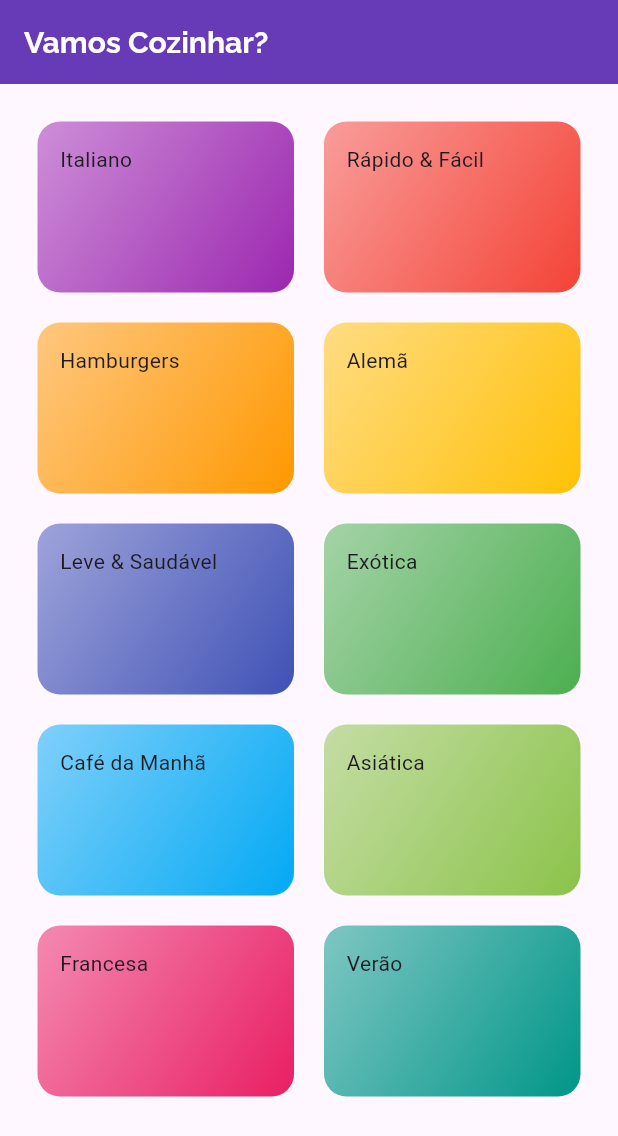
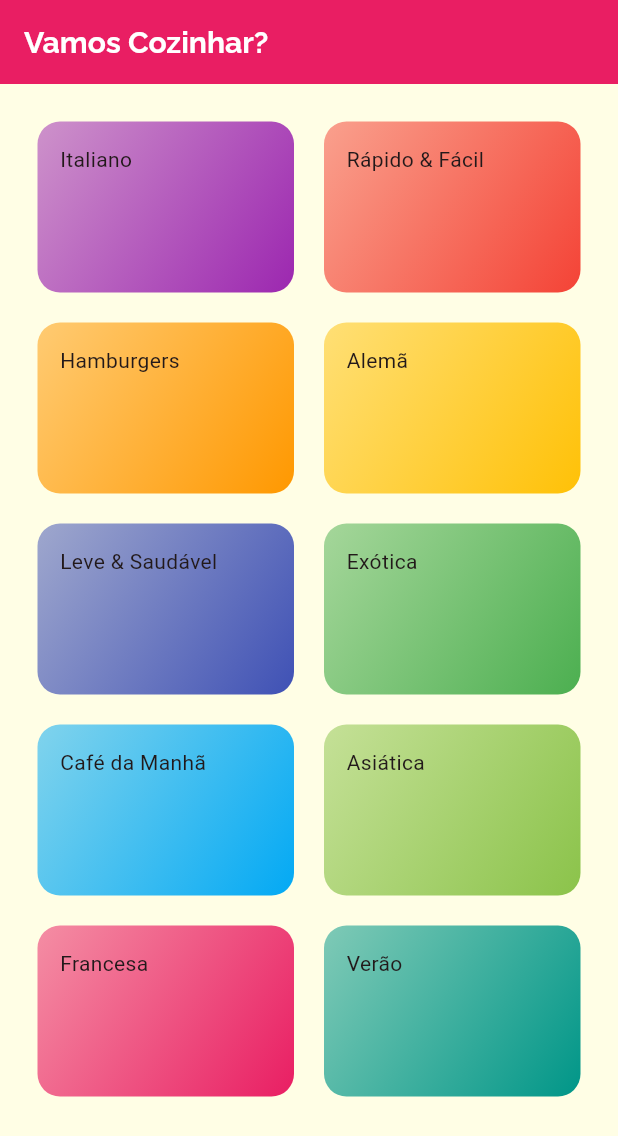
Before and after one commit to Dithan/meals, a Flutter app: the screen it shows after launch, on a phone screen of 412 x 824 dp. Shown: the top 1136 px of the screen. Run offline on Flutter 3.47's test engine with Material 3 defaults, Android fonts, the phone set to English and light mode, and no system bars; our stand-ins replace google_fonts.

Commit message:
Feat/Refactor: Nova organização e rotas

```diff
--- a/lib/main.dart
+++ b/lib/main.dart
@@ -1,54 +1,12 @@
 import 'package:flutter/material.dart';
+import 'package:meals/screens/categories_meals_screen.dart';
 import 'package:meals/screens/categories_screen.dart';
-import 'package:google_fonts/google_fonts.dart';
+import 'package:meals/theme/theme_data.dart';
+import 'package:meals/utils/app_routes.dart';
 
 void main() {
   runApp(const MyApp());
 }
-
-final ThemeData appTheme = ThemeData(
-  colorScheme: ColorScheme.fromSeed(seedColor: Colors.deepPurple),
-  useMaterial3: true,
-  textTheme: TextTheme(
-    // Títulos
-    headlineLarge: GoogleFonts.raleway(
-      fontSize: 32,
-      fontWeight: FontWeight.bold,
-    ),
-    headlineMedium: GoogleFonts.raleway(
-      fontSize: 24,
-      fontWeight: FontWeight.w600,
-    ),
-    headlineSmall: GoogleFonts.raleway(
-      fontSize: 20,
-      fontWeight: FontWeight.bold,
-    ),
-    //Textos
-    bodyLarge: GoogleFonts.roboto(
-      fontSize: 16,
-    ),
-    bodyMedium: GoogleFonts.roboto(
-      fontSize: 14,
-    ),
-    bodySmall: GoogleFonts.roboto(
-      fontSize: 12,
-    ),
-  ),
-  appBarTheme: AppBarTheme(
-    backgroundColor: Colors.deepPurple,
-    foregroundColor: Colors.white,
-    titleTextStyle: GoogleFonts.raleway(
-      fontSize: 20,
-      fontWeight: FontWeight.bold,
-      color: Colors.white,
-    ),
-    toolbarTextStyle: GoogleFonts.raleway(
-      fontSize: 18,
-      fontWeight: FontWeight.bold,
-      color: Colors.white,
-    ),
-  ),
-);
 
 class MyApp extends StatelessWidget {
   const MyApp({super.key});
@@ -58,7 +16,10 @@ class MyApp extends StatelessWidget {
     return MaterialApp(
       title: 'Flutter Demo',
       theme: appTheme,
-      home: CategoriesScreen(),
+      routes: {
+        AppRoutes.HOME: (context) => CategoriesScreen(),
+        AppRoutes.CATEGORIES_MEALS: (context) => CategoriesMealsScreen(),
+      },
     );
   }
 }
--- /dev/null
+++ b/lib/theme/theme_data.dart
@@ -0,0 +1,49 @@
+import 'package:flutter/material.dart';
+import 'package:google_fonts/google_fonts.dart';
+
+final ThemeData appTheme = ThemeData(
+  colorScheme: ColorScheme.fromSeed(seedColor: Colors.pink),
+  primaryColor: Colors.pink,
+  useMaterial3: true,
+  canvasColor: Color.fromRGBO(255, 254, 229, 1),
+  scaffoldBackgroundColor: Color.fromRGBO(255, 254, 229, 1),
+  textTheme: TextTheme(
+    // Títulos
+    headlineLarge: GoogleFonts.raleway(
+      fontSize: 32,
+      fontWeight: FontWeight.bold,
+    ),
+    headlineMedium: GoogleFonts.raleway(
+      fontSize: 24,
+      fontWeight: FontWeight.w600,
+    ),
+    headlineSmall: GoogleFonts.raleway(
+      fontSize: 20,
+      fontWeight: FontWeight.bold,
+    ),
+    //Textos
+    bodyLarge: GoogleFonts.roboto(
+      fontSize: 16,
+    ),
+    bodyMedium: GoogleFonts.roboto(
+      fontSize: 14,
+    ),
+    bodySmall: GoogleFonts.roboto(
+      fontSize: 12,
+    ),
+  ),
+  appBarTheme: AppBarTheme(
+    backgroundColor: Colors.pink,
+    foregroundColor: Colors.white,
+    titleTextStyle: GoogleFonts.raleway(
+      fontSize: 20,
+      fontWeight: FontWeight.bold,
+      color: Colors.white,
+    ),
+    toolbarTextStyle: GoogleFonts.raleway(
+      fontSize: 18,
+      fontWeight: FontWeight.bold,
+      color: Colors.white,
+    ),
+  ),
+);
--- /dev/null
+++ b/lib/utils/app_routes.dart
@@ -0,0 +1,4 @@
+class AppRoutes {
+  static const HOME = '/';
+  static const CATEGORIES_MEALS = '/categories-meals';
+}
--- a/lib/widgets/category_item.dart
+++ b/lib/widgets/category_item.dart
@@ -1,14 +1,24 @@
 import 'package:flutter/material.dart';
 import 'package:meals/models/category.dart';
+import 'package:meals/utils/app_routes.dart';
 
 class CategoryItem extends StatelessWidget {
   final Category category;
 
   const CategoryItem({super.key, required this.category});
 
+  void _selectCategory(BuildContext context) {
+    Navigator.of(context)
+        .pushNamed(AppRoutes.CATEGORIES_MEALS, arguments: category);
+  }
+
   @override
   Widget build(BuildContext context) {
-    return Container(
+    return InkWell(
+      onTap: () => _selectCategory(context),
+      borderRadius: BorderRadius.circular(15),
+      splashColor: Colors.pink,
+      child: Container(
         padding: EdgeInsets.all(15),
         decoration: BoxDecoration(
           borderRadius: BorderRadius.circular(15),
@@ -18,6 +28,7 @@ class CategoryItem extends StatelessWidget {
               end: Alignment.bottomRight),
         ),
         child: Text(category.title),
+      ),
     );
   }
 }
```
Also changed, not shown: lib/screens/categories_meals_screen.dart (added, +20 -0 lines). Lines whose indentation alone changed are shown as unchanged.
